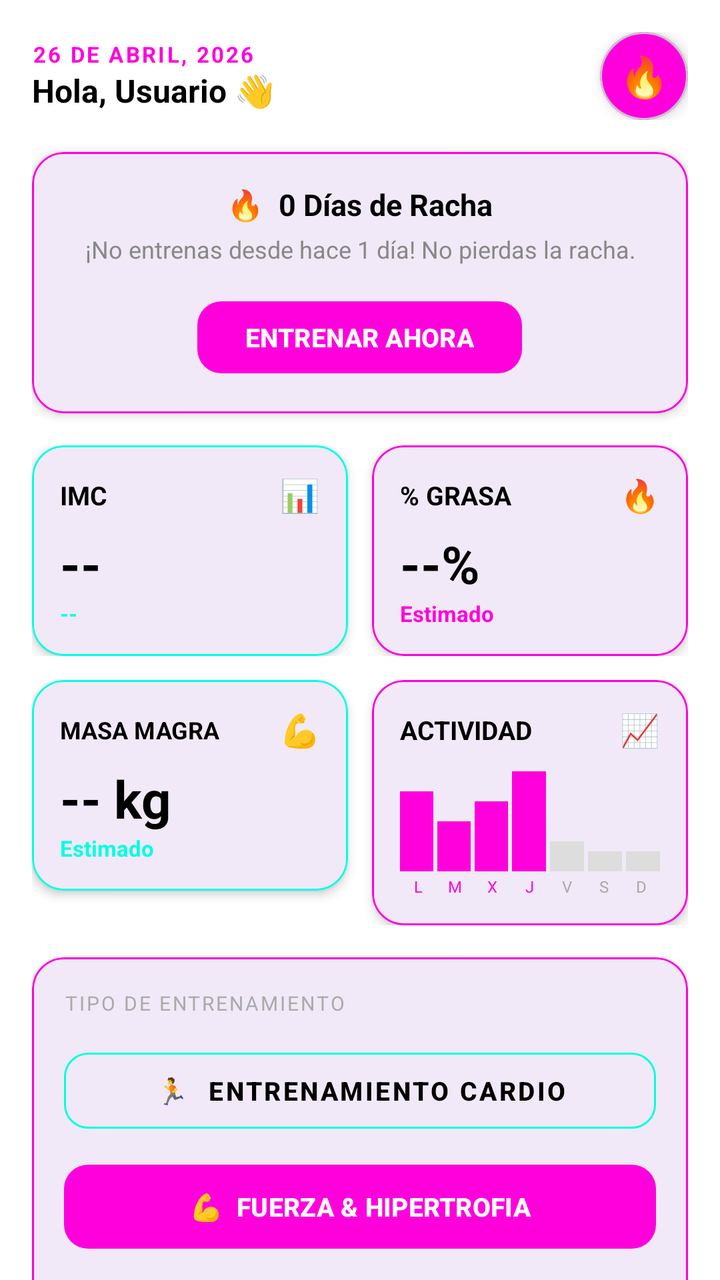
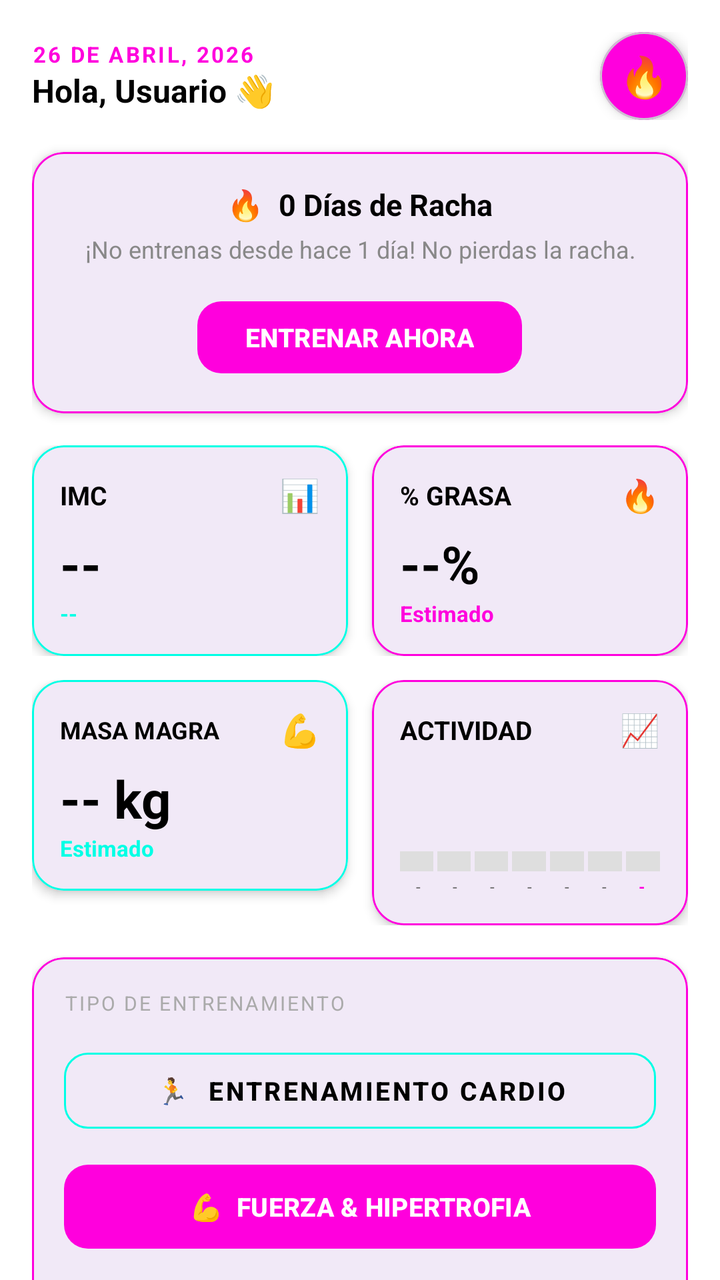

An Android layout rendered at two revisions. The XML below is the earlier revision; the diff shows what the commit changed to produce the second picture.
<!-- AndroidManifest.xml: application theme Theme.FitJourney -->
<!-- res/layout/fragment_home.xml -->
<?xml version="1.0" encoding="utf-8"?>
<androidx.core.widget.NestedScrollView
    xmlns:android="http://schemas.android.com/apk/res/android"
    xmlns:app="http://schemas.android.com/apk/res-auto"
    android:layout_width="match_parent"
    android:layout_height="match_parent"
    android:background="@color/fondo"
    android:paddingBottom="16dp"
    android:clipToPadding="false">

    <LinearLayout
        android:layout_width="match_parent"
        android:layout_height="wrap_content"
        android:orientation="vertical"
        android:padding="16dp">

        <LinearLayout
            android:layout_width="match_parent"
            android:layout_height="wrap_content"
            android:orientation="horizontal"
            android:gravity="center_vertical"
            android:layout_marginBottom="16dp">

            <LinearLayout
                android:layout_width="0dp"
                android:layout_height="wrap_content"
                android:layout_weight="1"
                android:orientation="vertical">

                <TextView
                    android:id="@+id/tvDate"
                    android:layout_width="wrap_content"
                    android:layout_height="wrap_content"
                    android:text="26 DE ABRIL, 2026"
                    android:textColor="@color/mainrosa"
                    android:textSize="11sp"
                    android:letterSpacing="0.1"
                    android:textStyle="bold" />

                <TextView
                    android:id="@+id/tvGreeting"
                    android:layout_width="wrap_content"
                    android:layout_height="wrap_content"
                    android:text="Hola, Usuario 👋"
                    android:textColor="@color/text"
                    android:textSize="16sp"
                    android:textStyle="bold" />
            </LinearLayout>

            <com.google.android.material.card.MaterialCardView
                android:layout_width="44dp"
                android:layout_height="44dp"
                app:cardCornerRadius="22dp"
                app:cardBackgroundColor="@color/mainrosa"
                app:cardElevation="4dp">

                <TextView
                    android:layout_width="match_parent"
                    android:layout_height="match_parent"
                    android:gravity="center"
                    android:text="🔥"
                    android:textSize="20sp" />
            </com.google.android.material.card.MaterialCardView>
        </LinearLayout>

        <com.google.android.material.card.MaterialCardView
            android:layout_width="match_parent"
            android:layout_height="wrap_content"
            android:layout_marginBottom="16dp"
            app:cardBackgroundColor="?attr/colorSurface"
            app:cardCornerRadius="16dp"
            app:cardElevation="3dp"
            app:strokeColor="@color/mainrosa"
            app:strokeWidth="1dp">

            <LinearLayout
                android:layout_width="match_parent"
                android:layout_height="wrap_content"
                android:orientation="vertical"
                android:padding="16dp"
                android:gravity="center">

                <TextView
                    android:id="@+id/tvStreakTitle"
                    android:layout_width="wrap_content"
                    android:layout_height="wrap_content"
                    android:text="🔥  0 Días de Racha"
                    android:textColor="@color/text"
                    android:textSize="15sp"
                    android:textStyle="bold"
                    android:layout_marginBottom="4dp" />

                <TextView
                    android:id="@+id/tvStreakMessage"
                    android:layout_width="wrap_content"
                    android:layout_height="wrap_content"
                    android:text="¡No entrenas desde hace 1 día! No pierdas la racha."
                    android:textColor="#888888"
                    android:textSize="12sp"
                    android:gravity="center"
                    android:layout_marginBottom="14dp" />

                <com.google.android.material.button.MaterialButton
                    android:id="@+id/btnTrainNow"
                    android:layout_width="wrap_content"
                    android:layout_height="44dp"
                    android:text="ENTRENAR AHORA"
                    android:textColor="@color/white"
                    android:textSize="13sp"
                    android:textStyle="bold"
                    android:paddingStart="24dp"
                    android:paddingEnd="24dp"
                    app:backgroundTint="@color/mainrosa"
                    app:cornerRadius="12dp" />
            </LinearLayout>
        </com.google.android.material.card.MaterialCardView>

        <LinearLayout
            android:layout_width="match_parent"
            android:layout_height="wrap_content"
            android:orientation="horizontal"
            android:layout_marginBottom="12dp">

            <com.google.android.material.card.MaterialCardView
                android:layout_width="0dp"
                android:layout_height="wrap_content"
                android:layout_weight="1"
                android:layout_marginEnd="6dp"
                app:cardBackgroundColor="?attr/colorSurface"
                app:cardCornerRadius="16dp"
                app:cardElevation="3dp"
                app:strokeColor="@color/mainazul"
                app:strokeWidth="1dp">

                <LinearLayout
                    android:layout_width="match_parent"
                    android:layout_height="wrap_content"
                    android:orientation="vertical"
                    android:padding="14dp">

                    <LinearLayout
                        android:layout_width="match_parent"
                        android:layout_height="wrap_content"
                        android:orientation="horizontal"
                        android:gravity="center_vertical">

                        <TextView
                            android:layout_width="0dp"
                            android:layout_height="wrap_content"
                            android:layout_weight="1"
                            android:text="IMC"
                            android:textColor="@color/text"
                            android:textSize="13sp"
                            android:textStyle="bold" />

                        <TextView
                            android:layout_width="wrap_content"
                            android:layout_height="wrap_content"
                            android:text="📊"
                            android:textSize="16sp" />
                    </LinearLayout>

                    <TextView
                        android:id="@+id/tvBMI"
                        android:layout_width="wrap_content"
                        android:layout_height="wrap_content"
                        android:text="--"
                        android:textColor="@color/text"
                        android:textSize="26sp"
                        android:textStyle="bold"
                        android:layout_marginTop="6dp" />

                    <TextView
                        android:id="@+id/tvBMICategory"
                        android:layout_width="wrap_content"
                        android:layout_height="wrap_content"
                        android:text="--"
                        android:textColor="@color/mainazul"
                        android:textSize="11sp"
                        android:textStyle="bold" />
                </LinearLayout>
            </com.google.android.material.card.MaterialCardView>

            <com.google.android.material.card.MaterialCardView
                android:layout_width="0dp"
                android:layout_height="wrap_content"
                android:layout_weight="1"
                android:layout_marginStart="6dp"
                app:cardBackgroundColor="?attr/colorSurface"
                app:cardCornerRadius="16dp"
                app:cardElevation="3dp"
                app:strokeColor="@color/mainrosa"
                app:strokeWidth="1dp">

                <LinearLayout
                    android:layout_width="match_parent"
                    android:layout_height="wrap_content"
                    android:orientation="vertical"
                    android:padding="14dp">

                    <LinearLayout
                        android:layout_width="match_parent"
                        android:layout_height="wrap_content"
                        android:orientation="horizontal"
                        android:gravity="center_vertical">

                        <TextView
                            android:layout_width="0dp"
                            android:layout_height="wrap_content"
                            android:layout_weight="1"
                            android:text="% GRASA"
                            android:textColor="@color/text"
                            android:textSize="13sp"
                            android:textStyle="bold" />

                        <TextView
                            android:layout_width="wrap_content"
                            android:layout_height="wrap_content"
                            android:text="🔥"
                            android:textSize="16sp" />
                    </LinearLayout>

                    <TextView
                        android:id="@+id/tvFat"
                        android:layout_width="wrap_content"
                        android:layout_height="wrap_content"
                        android:text="--%"
                        android:textColor="@color/text"
                        android:textSize="26sp"
                        android:textStyle="bold"
                        android:layout_marginTop="6dp" />

                    <TextView
                        android:layout_width="wrap_content"
                        android:layout_height="wrap_content"
                        android:text="Estimado"
                        android:textColor="@color/mainrosa"
                        android:textSize="11sp"
                        android:textStyle="bold" />
                </LinearLayout>
            </com.google.android.material.card.MaterialCardView>
        </LinearLayout>

        <LinearLayout
            android:layout_width="match_parent"
            android:layout_height="wrap_content"
            android:orientation="horizontal"
            android:layout_marginBottom="16dp">

            <com.google.android.material.card.MaterialCardView
                android:layout_width="0dp"
                android:layout_height="wrap_content"
                android:layout_weight="1"
                android:layout_marginEnd="6dp"
                app:cardBackgroundColor="?attr/colorSurface"
                app:cardCornerRadius="16dp"
                app:cardElevation="3dp"
                app:strokeColor="@color/mainazul"
                app:strokeWidth="1dp">

                <LinearLayout
                    android:layout_width="match_parent"
                    android:layout_height="wrap_content"
                    android:orientation="vertical"
                    android:padding="14dp">

                    <LinearLayout
                        android:layout_width="match_parent"
                        android:layout_height="wrap_content"
                        android:orientation="horizontal"
                        android:gravity="center_vertical">

                        <TextView
                            android:layout_width="0dp"
                            android:layout_height="wrap_content"
                            android:layout_weight="1"
                            android:text="MASA MAGRA"
                            android:textColor="@color/text"
                            android:textSize="12sp"
                            android:textStyle="bold" />

                        <TextView
                            android:layout_width="wrap_content"
                            android:layout_height="wrap_content"
                            android:text="💪"
                            android:textSize="16sp" />
                    </LinearLayout>

                    <TextView
                        android:id="@+id/tvLeanMass"
                        android:layout_width="wrap_content"
                        android:layout_height="wrap_content"
                        android:text="-- kg"
                        android:textColor="@color/text"
                        android:textSize="26sp"
                        android:textStyle="bold"
                        android:layout_marginTop="6dp" />

                    <TextView
                        android:layout_width="wrap_content"
                        android:layout_height="wrap_content"
                        android:text="Estimado"
                        android:textColor="@color/mainazul"
                        android:textSize="11sp"
                        android:textStyle="bold" />
                </LinearLayout>
            </com.google.android.material.card.MaterialCardView>

            <com.google.android.material.card.MaterialCardView
                android:layout_width="0dp"
                android:layout_height="wrap_content"
                android:layout_weight="1"
                android:layout_marginStart="6dp"
                app:cardBackgroundColor="?attr/colorSurface"
                app:cardCornerRadius="16dp"
                app:cardElevation="3dp"
                app:strokeColor="@color/mainrosa"
                app:strokeWidth="1dp">

                <LinearLayout
                    android:layout_width="match_parent"
                    android:layout_height="wrap_content"
                    android:orientation="vertical"
                    android:padding="14dp">

                    <LinearLayout
                        android:layout_width="match_parent"
                        android:layout_height="wrap_content"
                        android:orientation="horizontal"
                        android:gravity="center_vertical">

                        <TextView
                            android:layout_width="0dp"
                            android:layout_height="wrap_content"
                            android:layout_weight="1"
                            android:text="ACTIVIDAD"
                            android:textColor="@color/text"
                            android:textSize="13sp"
                            android:textStyle="bold" />

                        <TextView
                            android:layout_width="wrap_content"
                            android:layout_height="wrap_content"
                            android:text="📈"
                            android:textSize="16sp" />
                    </LinearLayout>

                    <LinearLayout
                        android:layout_width="match_parent"
                        android:layout_height="50dp"
                        android:orientation="horizontal"
                        android:gravity="bottom"
                        android:layout_marginTop="10dp">
                        <View android:layout_width="0dp" android:layout_height="40dp" android:layout_weight="1" android:background="@color/mainrosa" android:layout_marginEnd="2dp"/>
                        <View android:layout_width="0dp" android:layout_height="25dp" android:layout_weight="1" android:background="@color/mainrosa" android:layout_marginEnd="2dp"/>
                        <View android:layout_width="0dp" android:layout_height="35dp" android:layout_weight="1" android:background="@color/mainrosa" android:layout_marginEnd="2dp"/>
                        <View android:layout_width="0dp" android:layout_height="50dp" android:layout_weight="1" android:background="@color/mainrosa" android:layout_marginEnd="2dp"/>
                        <View android:layout_width="0dp" android:layout_height="15dp" android:layout_weight="1" android:background="#DDDDDD" android:layout_marginEnd="2dp"/>
                        <View android:layout_width="0dp" android:layout_height="10dp" android:layout_weight="1" android:background="#DDDDDD" android:layout_marginEnd="2dp"/>
                        <View android:layout_width="0dp" android:layout_height="10dp" android:layout_weight="1" android:background="#DDDDDD" />
                    </LinearLayout>

                    <LinearLayout
                        android:layout_width="match_parent"
                        android:layout_height="wrap_content"
                        android:orientation="horizontal"
                        android:layout_marginTop="2dp">
                        <TextView android:layout_width="0dp" android:layout_height="wrap_content" android:layout_weight="1" android:text="L" android:textSize="8sp" android:gravity="center" android:textColor="@color/mainrosa"/>
                        <TextView android:layout_width="0dp" android:layout_height="wrap_content" android:layout_weight="1" android:text="M" android:textSize="8sp" android:gravity="center" android:textColor="@color/mainrosa"/>
                        <TextView android:layout_width="0dp" android:layout_height="wrap_content" android:layout_weight="1" android:text="X" android:textSize="8sp" android:gravity="center" android:textColor="@color/mainrosa"/>
                        <TextView android:layout_width="0dp" android:layout_height="wrap_content" android:layout_weight="1" android:text="J" android:textSize="8sp" android:gravity="center" android:textColor="@color/mainrosa"/>
                        <TextView android:layout_width="0dp" android:layout_height="wrap_content" android:layout_weight="1" android:text="V" android:textSize="8sp" android:gravity="center" android:textColor="#AAAAAA"/>
                        <TextView android:layout_width="0dp" android:layout_height="wrap_content" android:layout_weight="1" android:text="S" android:textSize="8sp" android:gravity="center" android:textColor="#AAAAAA"/>
                        <TextView android:layout_width="0dp" android:layout_height="wrap_content" android:layout_weight="1" android:text="D" android:textSize="8sp" android:gravity="center" android:textColor="#AAAAAA"/>
                    </LinearLayout>

                </LinearLayout>
            </com.google.android.material.card.MaterialCardView>
        </LinearLayout>

        <com.google.android.material.card.MaterialCardView
            android:layout_width="match_parent"
            android:layout_height="wrap_content"
            android:layout_marginBottom="16dp"
            app:cardBackgroundColor="?attr/colorSurface"
            app:cardCornerRadius="16dp"
            app:cardElevation="3dp"
            app:strokeColor="@color/mainrosa"
            app:strokeWidth="1dp">

            <LinearLayout
                android:layout_width="match_parent"
                android:layout_height="wrap_content"
                android:orientation="vertical"
                android:padding="16dp">

                <TextView
                    android:layout_width="wrap_content"
                    android:layout_height="wrap_content"
                    android:text="TIPO DE ENTRENAMIENTO"
                    android:textColor="#AAAAAA"
                    android:textSize="10sp"
                    android:letterSpacing="0.1"
                    android:layout_marginBottom="12dp" />

                <com.google.android.material.button.MaterialButton
                    android:id="@+id/btnCardio"
                    android:layout_width="match_parent"
                    android:layout_height="50dp"
                    android:layout_marginBottom="8dp"
                    android:text="🏃  ENTRENAMIENTO CARDIO"
                    android:textColor="@color/text"
                    android:textSize="13sp"
                    android:textStyle="bold"
                    style="@style/Widget.MaterialComponents.Button.OutlinedButton"
                    app:strokeColor="@color/mainazul"
                    app:strokeWidth="1dp"
                    app:cornerRadius="12dp" />

                <com.google.android.material.button.MaterialButton
                    android:id="@+id/btnStrength"
                    android:layout_width="match_parent"
                    android:layout_height="50dp"
                    android:layout_marginBottom="8dp"
                    android:text="💪  FUERZA &amp; HIPERTROFIA"
                    android:textColor="@color/white"
                    android:textSize="13sp"
                    android:textStyle="bold"
                    app:backgroundTint="@color/mainrosa"
                    app:cornerRadius="12dp" />

                <com.google.android.material.button.MaterialButton
                    android:id="@+id/btnStretching"
                    android:layout_width="match_parent"
                    android:layout_height="50dp"
                    android:text="🧘  ESTIRAMIENTOS"
                    android:textColor="@color/text"
                    android:textSize="13sp"
                    android:textStyle="bold"
                    style="@style/Widget.MaterialComponents.Button.OutlinedButton"
                    app:strokeColor="@color/mainazul"
                    app:strokeWidth="1dp"
                    app:cornerRadius="12dp" />

            </LinearLayout>
        </com.google.android.material.card.MaterialCardView>

        <com.google.android.material.card.MaterialCardView
            android:layout_width="match_parent"
            android:layout_height="wrap_content"
            android:layout_marginBottom="8dp"
            app:cardBackgroundColor="?attr/colorSurface"
            app:cardCornerRadius="16dp"
            app:cardElevation="3dp"
            app:strokeColor="@color/mainrosa"
            app:strokeWidth="1dp">

            <LinearLayout
                android:layout_width="match_parent"
                android:layout_height="wrap_content"
                android:orientation="vertical"
                android:padding="16dp">

                <LinearLayout
                    android:layout_width="match_parent"
                    android:layout_height="wrap_content"
                    android:orientation="horizontal"
                    android:gravity="center_vertical"
                    android:layout_marginBottom="12dp">

                    <LinearLayout
                        android:layout_width="0dp"
                        android:layout_height="wrap_content"
                        android:layout_weight="1"
                        android:orientation="vertical">

                        <TextView
                            android:layout_width="wrap_content"
                            android:layout_height="wrap_content"
                            android:text="CALORÍAS QUEMADAS"
                            android:textColor="@color/text"
                            android:textSize="14sp"
                            android:textStyle="bold" />

                        <TextView
                            android:layout_width="wrap_content"
                            android:layout_height="wrap_content"
                            android:text="Basado en cálculos dinámicos MET"
                            android:textColor="#888888"
                            android:textSize="11sp" />
                    </LinearLayout>

                    <com.google.android.material.card.MaterialCardView
                        android:layout_width="wrap_content"
                        android:layout_height="wrap_content"
                        app:cardCornerRadius="8dp"
                        app:cardBackgroundColor="@color/mainrosa">

                        <LinearLayout
                            android:layout_width="wrap_content"
                            android:layout_height="wrap_content"
                            android:orientation="vertical"
                            android:padding="8dp"
                            android:gravity="center">

                            <TextView
                                android:layout_width="wrap_content"
                                android:layout_height="wrap_content"
                                android:text="PICO MÁX."
                                android:textColor="@color/white"
                                android:textSize="8sp"
                                android:letterSpacing="0.05" />

                            <TextView
                                android:id="@+id/tvPeakCal"
                                android:layout_width="wrap_content"
                                android:layout_height="wrap_content"
                                android:text="870 kcal"
                                android:textColor="@color/white"
                                android:textSize="12sp"
                                android:textStyle="bold" />
                        </LinearLayout>
                    </com.google.android.material.card.MaterialCardView>
                </LinearLayout>

                <View
                    android:id="@+id/caloriesChart"
                    android:layout_width="match_parent"
                    android:layout_height="120dp"
                    android:background="@color/fondo" />

            </LinearLayout>
        </com.google.android.material.card.MaterialCardView>

    </LinearLayout>
</androidx.core.widget.NestedScrollView>
<!-- resources referenced by this layout -->
<resources>
  <color name="fondo">#FFFFFF</color>
  <color name="mainazul">#00FFE5</color>
  <color name="mainrosa">#FF00DD</color>
  <color name="text">#000000</color>
  <color name="white">#FFFFFFFF</color>
  <style name="Theme.FitJourney" parent="Base.Theme.FitJourney" />
  <style name="Base.Theme.FitJourney" parent="Theme.Material3.DayNight.NoActionBar">
  
      </style>
</resources>

<!-- the commit's change to res/layout/fragment_home.xml (unified diff, before → after) -->
@@ -351,13 +351,13 @@
                         android:orientation="horizontal"
                         android:gravity="bottom"
                         android:layout_marginTop="10dp">
-                        <View android:layout_width="0dp" android:layout_height="40dp" android:layout_weight="1" android:background="@color/mainrosa" android:layout_marginEnd="2dp"/>
-                        <View android:layout_width="0dp" android:layout_height="25dp" android:layout_weight="1" android:background="@color/mainrosa" android:layout_marginEnd="2dp"/>
-                        <View android:layout_width="0dp" android:layout_height="35dp" android:layout_weight="1" android:background="@color/mainrosa" android:layout_marginEnd="2dp"/>
-                        <View android:layout_width="0dp" android:layout_height="50dp" android:layout_weight="1" android:background="@color/mainrosa" android:layout_marginEnd="2dp"/>
-                        <View android:layout_width="0dp" android:layout_height="15dp" android:layout_weight="1" android:background="#DDDDDD" android:layout_marginEnd="2dp"/>
-                        <View android:layout_width="0dp" android:layout_height="10dp" android:layout_weight="1" android:background="#DDDDDD" android:layout_marginEnd="2dp"/>
-                        <View android:layout_width="0dp" android:layout_height="10dp" android:layout_weight="1" android:background="#DDDDDD" />
+                        <View android:id="@+id/bar1" android:layout_width="0dp" android:layout_height="10dp" android:layout_weight="1" android:background="@color/stroke" android:layout_marginEnd="2dp"/>
+                        <View android:id="@+id/bar2" android:layout_width="0dp" android:layout_height="10dp" android:layout_weight="1" android:background="@color/stroke" android:layout_marginEnd="2dp"/>
+                        <View android:id="@+id/bar3" android:layout_width="0dp" android:layout_height="10dp" android:layout_weight="1" android:background="@color/stroke" android:layout_marginEnd="2dp"/>
+                        <View android:id="@+id/bar4" android:layout_width="0dp" android:layout_height="10dp" android:layout_weight="1" android:background="@color/stroke" android:layout_marginEnd="2dp"/>
+                        <View android:id="@+id/bar5" android:layout_width="0dp" android:layout_height="10dp" android:layout_weight="1" android:background="@color/stroke" android:layout_marginEnd="2dp"/>
+                        <View android:id="@+id/bar6" android:layout_width="0dp" android:layout_height="10dp" android:layout_weight="1" android:background="@color/stroke" android:layout_marginEnd="2dp"/>
+                        <View android:id="@+id/bar7" android:layout_width="0dp" android:layout_height="10dp" android:layout_weight="1" android:background="@color/stroke" />
                     </LinearLayout>
 
                     <LinearLayout
@@ -365,13 +365,13 @@
                         android:layout_height="wrap_content"
                         android:orientation="horizontal"
                         android:layout_marginTop="2dp">
-                        <TextView android:layout_width="0dp" android:layout_height="wrap_content" android:layout_weight="1" android:text="L" android:textSize="8sp" android:gravity="center" android:textColor="@color/mainrosa"/>
-                        <TextView android:layout_width="0dp" android:layout_height="wrap_content" android:layout_weight="1" android:text="M" android:textSize="8sp" android:gravity="center" android:textColor="@color/mainrosa"/>
-                        <TextView android:layout_width="0dp" android:layout_height="wrap_content" android:layout_weight="1" android:text="X" android:textSize="8sp" android:gravity="center" android:textColor="@color/mainrosa"/>
-                        <TextView android:layout_width="0dp" android:layout_height="wrap_content" android:layout_weight="1" android:text="J" android:textSize="8sp" android:gravity="center" android:textColor="@color/mainrosa"/>
-                        <TextView android:layout_width="0dp" android:layout_height="wrap_content" android:layout_weight="1" android:text="V" android:textSize="8sp" android:gravity="center" android:textColor="#AAAAAA"/>
-                        <TextView android:layout_width="0dp" android:layout_height="wrap_content" android:layout_weight="1" android:text="S" android:textSize="8sp" android:gravity="center" android:textColor="#AAAAAA"/>
-                        <TextView android:layout_width="0dp" android:layout_height="wrap_content" android:layout_weight="1" android:text="D" android:textSize="8sp" android:gravity="center" android:textColor="#AAAAAA"/>
+                        <TextView android:id="@+id/tvDay1" android:layout_width="0dp" android:layout_height="wrap_content" android:layout_weight="1" android:text="-" android:textSize="8sp" android:gravity="center" android:textColor="@color/textSecondary"/>
+                        <TextView android:id="@+id/tvDay2" android:layout_width="0dp" android:layout_height="wrap_content" android:layout_weight="1" android:text="-" android:textSize="8sp" android:gravity="center" android:textColor="@color/textSecondary"/>
+                        <TextView android:id="@+id/tvDay3" android:layout_width="0dp" android:layout_height="wrap_content" android:layout_weight="1" android:text="-" android:textSize="8sp" android:gravity="center" android:textColor="@color/textSecondary"/>
+                        <TextView android:id="@+id/tvDay4" android:layout_width="0dp" android:layout_height="wrap_content" android:layout_weight="1" android:text="-" android:textSize="8sp" android:gravity="center" android:textColor="@color/textSecondary"/>
+                        <TextView android:id="@+id/tvDay5" android:layout_width="0dp" android:layout_height="wrap_content" android:layout_weight="1" android:text="-" android:textSize="8sp" android:gravity="center" android:textColor="@color/textSecondary"/>
+                        <TextView android:id="@+id/tvDay6" android:layout_width="0dp" android:layout_height="wrap_content" android:layout_weight="1" android:text="-" android:textSize="8sp" android:gravity="center" android:textColor="@color/textSecondary"/>
+                        <TextView android:id="@+id/tvDay7" android:layout_width="0dp" android:layout_height="wrap_content" android:layout_weight="1" android:text="-" android:textSize="8sp" android:gravity="center" android:textColor="@color/mainrosa" android:textStyle="bold"/>
                     </LinearLayout>
 
                 </LinearLayout>
@@ -515,7 +515,7 @@
                                 android:id="@+id/tvPeakCal"
                                 android:layout_width="wrap_content"
                                 android:layout_height="wrap_content"
-                                android:text="870 kcal"
+                                android:text="0 kcal"
                                 android:textColor="@color/white"
                                 android:textSize="12sp"
                                 android:textStyle="bold" />
@@ -523,11 +523,31 @@
                     </com.google.android.material.card.MaterialCardView>
                 </LinearLayout>
 
-                <View
-                    android:id="@+id/caloriesChart"
-                    android:layout_width="match_parent"
-                    android:layout_height="120dp"
-                    android:background="@color/fondo" />
+                <LinearLayout
+                    android:layout_width="match_parent"
+                    android:layout_height="100dp"
+                    android:gravity="center"
+                    android:orientation="vertical"
+                    android:background="@drawable/rounded"
+                    android:backgroundTint="?attr/colorSurface">
+
+                    <TextView
+                        android:id="@+id/tvTodayCalories"
+                        android:layout_width="wrap_content"
+                        android:layout_height="wrap_content"
+                        android:text="0 kcal"
+                        android:textSize="48sp"
+                        android:textColor="@color/mainazul"
+                        android:fontFamily="sans-serif-black" />
+
+                    <TextView
+                        android:layout_width="wrap_content"
+                        android:layout_height="wrap_content"
+                        android:text="quemadas hoy"
+                        android:textSize="14sp"
+                        android:textColor="@color/textSecondary"
+                        android:textStyle="bold" />
+                </LinearLayout>
 
             </LinearLayout>
         </com.google.android.material.card.MaterialCardView>
<!-- resource entries referenced after the edit -->
@@ -3,8 +3,15 @@
   <color name="fondo">#FFFFFF</color>
   <color name="mainazul">#00FFE5</color>
   <color name="mainrosa">#FF00DD</color>
+  <color name="stroke">#DEDEDE</color>
   <color name="text">#000000</color>
+  <color name="textSecondary">#666666</color>
   <color name="white">#FFFFFFFF</color>
+  <!-- drawable rounded (drawable) -->
+  <?xml version="1.0" encoding="utf-8"?>
+  <shape xmlns:android="http://schemas.android.com/apk/res/android" android:shape="rectangle">
+      <solid android:color="@color/stroke"/>
+      <corners android:radius="50dp"/> </shape>
   <style name="Theme.FitJourney" parent="Base.Theme.FitJourney" />
   <style name="Base.Theme.FitJourney" parent="Theme.Material3.DayNight.NoActionBar">
   
